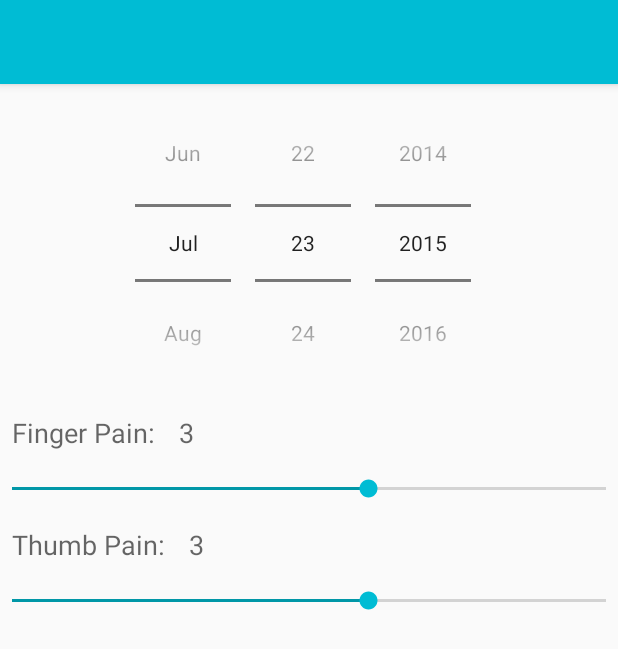
After one commit to squiggie/ArthTracker, an Android app: the layout activity_day.xml on its own in the app's theme, with its tools: preview values and no code run, on a phone screen of 412 x 824 dp. The commit adds this screen. Shown: the top 649 px of the screen. Run offline under Robolectric (Android 15) with nearby library versions, the phone set to English and light mode, and no system bars.

Commit message:
pain day layouts

```diff
--- a/app/src/main/java/com/arthtracker/arthtracker/MainActivity.java
+++ b/app/src/main/java/com/arthtracker/arthtracker/MainActivity.java
@@ -8,6 +8,8 @@ import android.support.v7.widget.RecyclerView;
 import android.view.Menu;
 import android.view.MenuItem;
 import android.support.v7.widget.Toolbar;
+import android.view.View;
+
 import java.util.ArrayList;
 import java.util.Calendar;
 import java.util.Date;
@@ -123,4 +125,8 @@ public class MainActivity extends ActionBarActivity{
         }
         return super.onOptionsItemSelected(item);
     }
+
+    public void startDay(View view){
+        startActivity(new Intent (this, Day.class));
+    }
 }
--- /dev/null
+++ b/app/src/main/res/layout/activity_day.xml
@@ -0,0 +1,100 @@
+<ScrollView xmlns:android="http://schemas.android.com/apk/res/android"
+    android:id="@+id/ScrollView01"
+    android:layout_width="fill_parent"
+    android:layout_height="fill_parent">
+
+    <RelativeLayout xmlns:android="http://schemas.android.com/apk/res/android"
+        xmlns:app="http://schemas.android.com/apk/res-auto"
+        xmlns:tools="http://schemas.android.com/tools"
+        android:id="@+id/day_rel_layout"
+        android:layout_width="match_parent"
+        android:layout_height="match_parent"
+        tools:context="com.arthtracker.arthtracker.Day">
+
+        <include
+            android:id="@+id/app_bar"
+            layout="@layout/app_bar" />
+
+        <DatePicker
+            android:id="@+id/datePicker"
+            android:layout_width="wrap_content"
+            android:layout_height="wrap_content"
+            android:layout_below="@+id/app_bar"
+            android:layout_centerHorizontal="true"
+            android:calendarViewShown="false"
+            android:datePickerMode="spinner"
+            android:measureAllChildren="true"
+            android:spinnersShown="true" />
+
+        <TextView
+            android:id="@+id/txtFingerPain"
+            android:layout_width="wrap_content"
+            android:layout_height="wrap_content"
+            android:layout_alignParentLeft="true"
+            android:layout_alignParentStart="true"
+            android:layout_below="@+id/datePicker"
+            android:padding="8dp"
+            android:text="Finger Pain:"
+            android:textAppearance="?android:attr/textAppearanceMedium" />
+
+        <TextView
+            android:id="@+id/txtfingerPainScore"
+            android:layout_width="wrap_content"
+            android:layout_height="wrap_content"
+            android:layout_alignBottom="@+id/txtFingerPain"
+            android:layout_alignTop="@+id/txtFingerPain"
+            android:layout_toEndOf="@+id/txtFingerPain"
+            android:layout_toRightOf="@+id/txtFingerPain"
+            android:padding="8dp"
+            android:text="3"
+            android:textAppearance="?android:attr/textAppearanceMedium" />
+
+        <SeekBar
+            android:id="@+id/fingerSeek"
+            android:layout_width="wrap_content"
+            android:layout_height="wrap_content"
+            android:layout_alignParentEnd="true"
+            android:layout_alignParentStart="true"
+            android:layout_below="@+id/txtFingerPain"
+            android:layout_toRightOf="@+id/txtfingerPainScore"
+            android:max="5"
+            android:padding="8dp"
+            android:progress="3"
+            android:progressTint="@color/primaryColorDark"
+            android:thumbTint="@color/primaryColor" />
+
+        <TextView
+            android:id="@+id/txtThumbPain"
+            android:layout_width="wrap_content"
+            android:layout_height="wrap_content"
+            android:layout_alignParentLeft="true"
+            android:layout_alignParentStart="true"
+            android:layout_below="@+id/fingerSeek"
+            android:padding="8dp"
+            android:text="Thumb Pain:"
+            android:textAppearance="?android:attr/textAppearanceMedium" />
+
+        <TextView
+            android:id="@+id/txtThumbPainScore"
+            android:layout_width="wrap_content"
+            android:layout_height="wrap_content"
+            android:layout_alignTop="@+id/txtThumbPain"
+            android:layout_toRightOf="@+id/txtThumbPain"
+            android:padding="8dp"
+            android:text="3"
+            android:textAppearance="?android:attr/textAppearanceMedium" />
+
+        <SeekBar
+            android:id="@+id/thumbSeek"
+            android:layout_width="wrap_content"
+            android:layout_height="wrap_content"
+            android:layout_alignParentEnd="true"
+            android:layout_alignParentStart="true"
+            android:layout_below="@+id/txtThumbPain"
+            android:max="5"
+            android:padding="8dp"
+            android:progress="3"
+            android:progressTint="@color/primaryColorDark"
+            android:thumbTint="@color/primaryColor" />
+    </RelativeLayout>
+</ScrollView>
--- a/app/src/main/res/values/strings.xml
+++ b/app/src/main/res/values/strings.xml
@@ -1,14 +1,10 @@
 <resources>
     <string name="app_name">ArthTracker</string>
     <string name="title_activity_main">ArthTracker</string>
-
-    <string name="hello_world">Hello world!</string>
     <string name="action_settings">Settings</string>
     <string name="graph">Graph</string>
     <string name="title_activity_graph">Graph</string>
-
-    <string name="hello_blank_fragment">Hello blank fragment</string>
-
     <string name="drawer_open">Open</string>
     <string name="drawer_closed">Closed</string>
+    <string name="title_activity_activity_day">ArthTracker - Add Day</string>
 </resources>
```
Also changed, not shown: app/src/main/AndroidManifest.xml (+14 -5 lines), app/src/main/java/com/arthtracker/arthtracker/day.java (added, +113 -0 lines), app/src/main/res/layout/activity_graph.xml (+2 -8 lines), app/src/main/res/layout/activity_main.xml (+15 -14 lines), app/src/main/res/menu/menu_activity_day.xml (added, +7 -0 lines), 2 other files.
